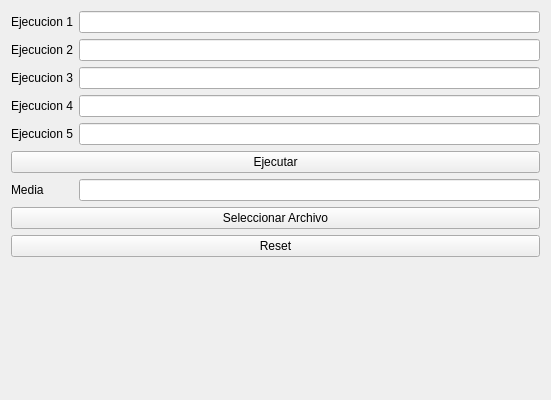
Before: the Qt Designer form LabAssignment3ComputerArchitecture/algoritmo.ui in LifeLex/LabAssignment3ComputerArchitecture, drawn with Qt 5.
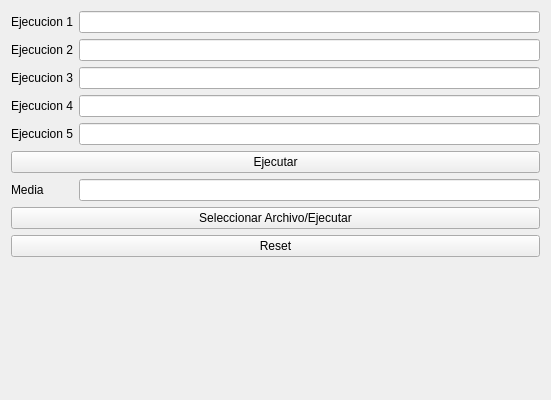
After: the same form once the commit is applied.

```diff
--- a/LabAssignment3ComputerArchitecture/algoritmo.ui
+++ b/LabAssignment3ComputerArchitecture/algoritmo.ui
@@ -90,7 +90,7 @@
    <item row="11" column="0" colspan="2">
     <widget class="QPushButton" name="seleccionarpushButton">
      <property name="text">
-      <string>Seleccionar Archivo</string>
+      <string>Seleccionar Archivo/Ejecutar</string>
      </property>
     </widget>
    </item>
```
